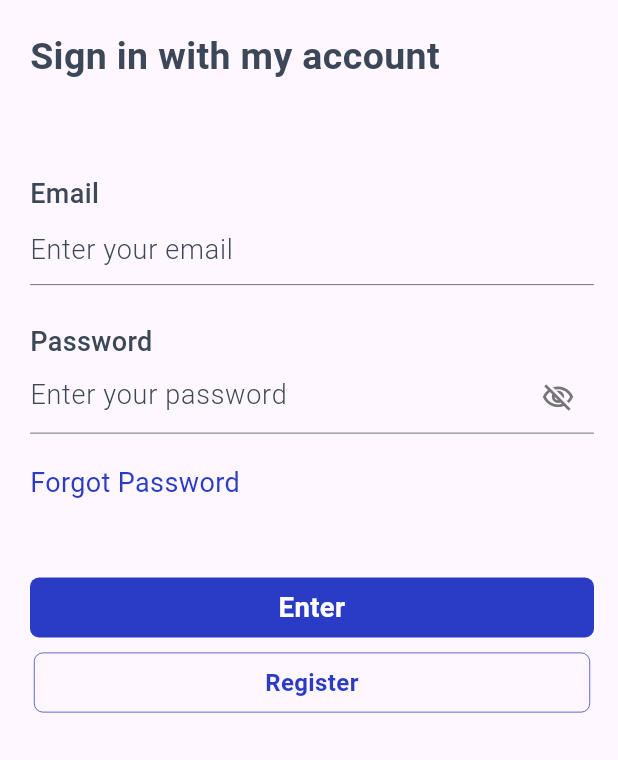
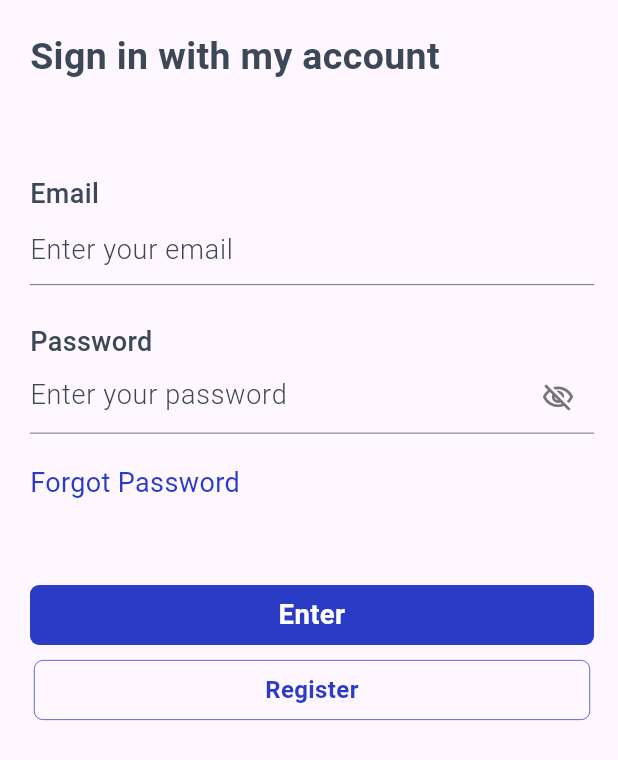
Before and after one commit to BlueSky613/Lawn, a Flutter app: the screen it shows after launch, on a phone screen of 412 x 824 dp. Shown: the top 760 px of the screen. Run offline on Flutter 3.47's test engine with Material 3 defaults, Android fonts, the phone set to English and light mode, and no system bars; our stand-ins replace flutter_dotenv, flutter_easyloading, flutter_rating_bar, flutter_screenutil, geocoding, get and 3 more; missing offline and left inert: google_place.

Commit message:
change padding top to 15

```diff
--- a/lib/component/button_continue_widget.dart
+++ b/lib/component/button_continue_widget.dart
@@ -13,7 +13,7 @@ class ButtonContinueWidget extends StatelessWidget {
   @override
   Widget build(BuildContext context) {
     return Padding(
-      padding: EdgeInsetsDirectional.fromSTEB(0, 10, 0, 0),
+      padding: EdgeInsetsDirectional.fromSTEB(0, 15, 0, 0),
       child: Container(
         height: 60,
         constraints: BoxConstraints(
```
